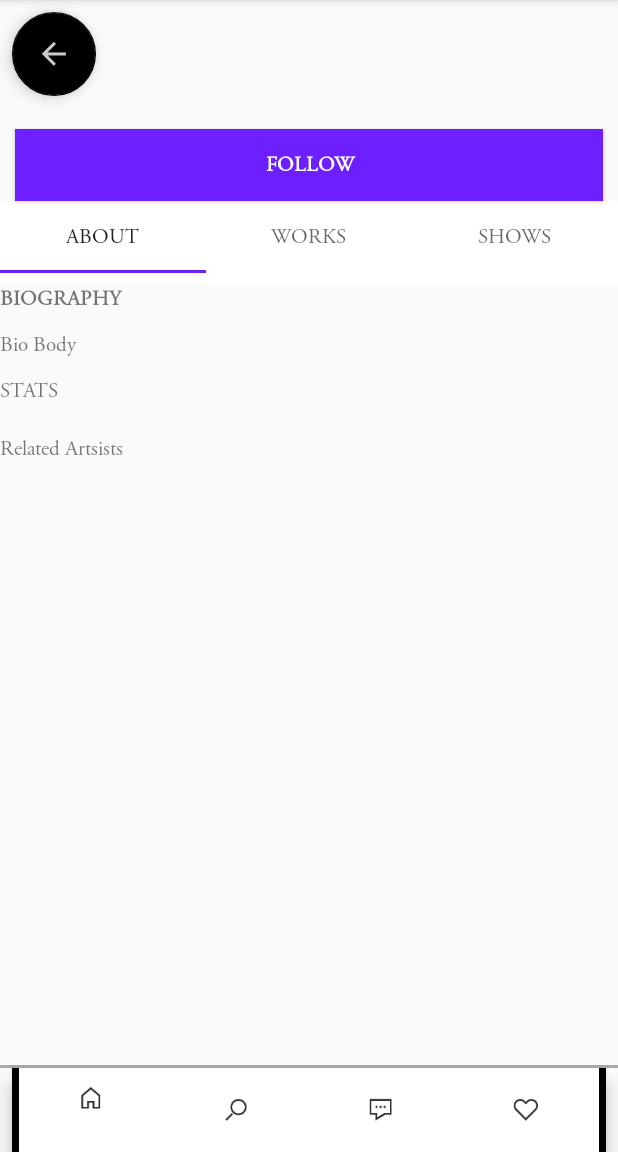
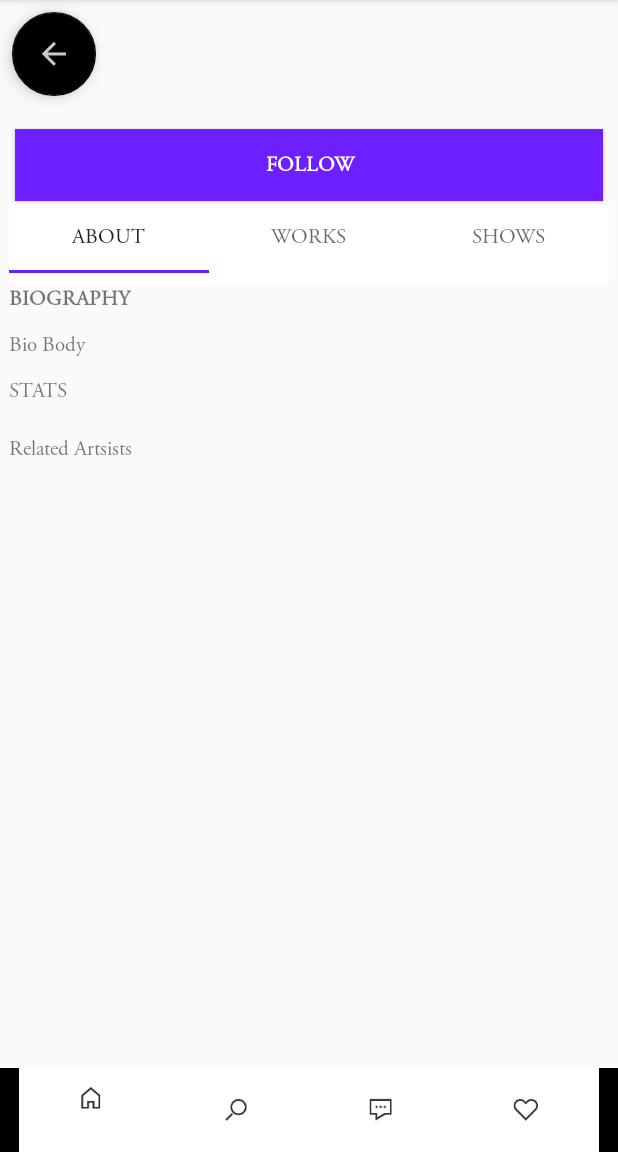
Before and after one commit to blobitty/Artsy4Android, an Android app: the AboutFragment screen opened directly, with no data from a screen before it, on a phone screen of 412 x 824 dp, the part 84-1236 px from its top. Run offline under Robolectric (Android 15) with nearby library versions, the phone set to English and light mode, and no system bars; 4 statements that could not run were skipped.

Commit message:
bottom bar bug fix

```diff
--- a/app/src/main/res/layout/activity_artist_page_.xml
+++ b/app/src/main/res/layout/activity_artist_page_.xml
@@ -7,33 +7,38 @@
     tools:context=".artistpage.ArtistPageActivity">
 
 <!--TODO: add view pager for top tool bar with the three frags-->
+    <FrameLayout
+        android:id="@+id/artist_frameLayout"
+        android:layout_width="match_parent"
+        android:layout_height="wrap_content"
+        app:layout_constraintBottom_toBottomOf="parent">
+
         <View
-        android:id="@+id/view"
             android:layout_width="match_parent"
             android:layout_height="2dp"
-        android:background="@android:color/darker_gray"
-        app:layout_constraintBottom_toTopOf="@+id/bottom_navigation" />
+            android:background="@android:color/darker_gray" />
 
         <android.support.design.widget.BottomNavigationView
             android:id="@+id/bottom_navigation"
             android:layout_width="match_parent"
             android:layout_height="wrap_content"
-        android:layout_marginEnd="8dp"
-        android:layout_marginStart="8dp"
             app:itemBackground="@color/colorPrimary"
             app:itemIconTint="@color/colorPrimaryDark"
             app:itemTextColor="@color/colorPrimary"
-        app:layout_constraintBottom_toBottomOf="parent"
-        app:layout_constraintEnd_toEndOf="parent"
-        app:layout_constraintStart_toStartOf="parent"
-        app:menu="@menu/bottom_navigation_menu" />
+            app:menu="@menu/bottom_navigation_menu"
+            />
+
+    </FrameLayout>
 
     <FrameLayout
         android:id="@+id/artist_pageContainer"
         android:layout_width="0dp"
         android:layout_height="0dp"
+        android:paddingStart="6dp"
+        android:paddingEnd="6dp"
+        app:layout_behavior="@string/appbar_scrolling_view_behavior"
         app:layout_constraintTop_toBottomOf="@id/follow_button"
-        app:layout_constraintBottom_toTopOf="@id/bottom_navigation"
+        app:layout_constraintBottom_toTopOf="@id/artist_frameLayout"
         app:layout_constraintRight_toRightOf="parent"
         app:layout_constraintLeft_toLeftOf="parent"
          />
--- a/app/src/main/res/layout/artist_pager_container.xml
+++ b/app/src/main/res/layout/artist_pager_container.xml
@@ -4,8 +4,7 @@
     xmlns:android="http://schemas.android.com/apk/res/android"
     xmlns:tools="http://schemas.android.com/tools"
     android:layout_width="match_parent"
-    android:layout_height="match_parent"
-    android:layout_marginBottom="?attr/actionBarSize"
+    android:layout_height="wrap_content"
     xmlns:app="http://schemas.android.com/apk/res-auto"
     tools:context=".homesection.HomePagerFragment">
 
@@ -28,8 +27,9 @@
         android:id="@+id/artist_viewpager"
         android:layout_width="match_parent"
         android:layout_height="wrap_content"
-        app:layout_constraintTop_toBottomOf="@id/artist_toolbar"
-        app:layout_behavior="@string/appbar_scrolling_view_behavior"  />
+        android:paddingBottom="50dp"
+        app:layout_behavior="@string/appbar_scrolling_view_behavior"
+        app:layout_constraintTop_toBottomOf="@id/artist_toolbar" />
 
 
 </android.support.constraint.ConstraintLayout>
--- a/app/src/main/res/layout/fragment_about.xml
+++ b/app/src/main/res/layout/fragment_about.xml
@@ -9,7 +9,8 @@
 
 <android.support.constraint.ConstraintLayout
     android:layout_width="match_parent"
-    android:layout_height="wrap_content">
+    android:layout_height="wrap_content"
+    android:paddingBottom="50dp">
 
 
     <TextView
--- a/app/src/main/res/layout/home_pager_container.xml
+++ b/app/src/main/res/layout/home_pager_container.xml
@@ -1,4 +1,5 @@
 <?xml version="1.0" encoding="utf-8"?>
+
 <android.support.constraint.ConstraintLayout
     xmlns:android="http://schemas.android.com/apk/res/android"
     xmlns:tools="http://schemas.android.com/tools"
```
Lines whose indentation alone changed are shown as unchanged.
